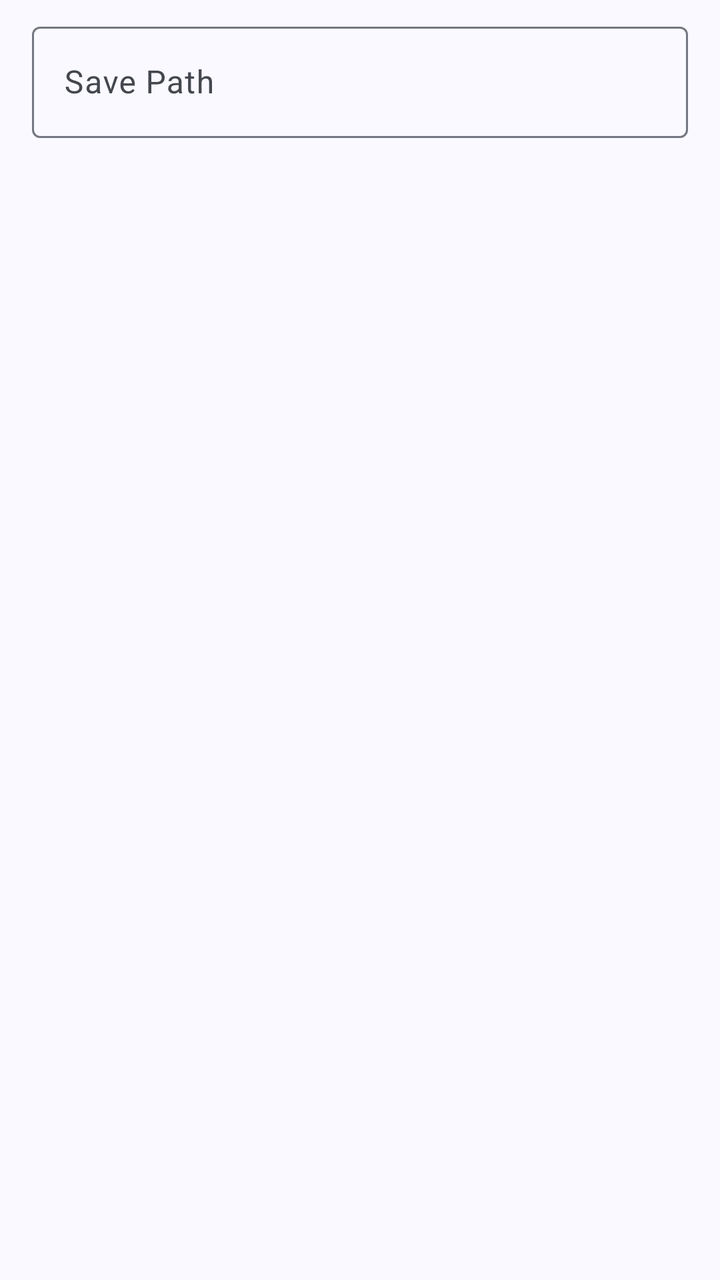
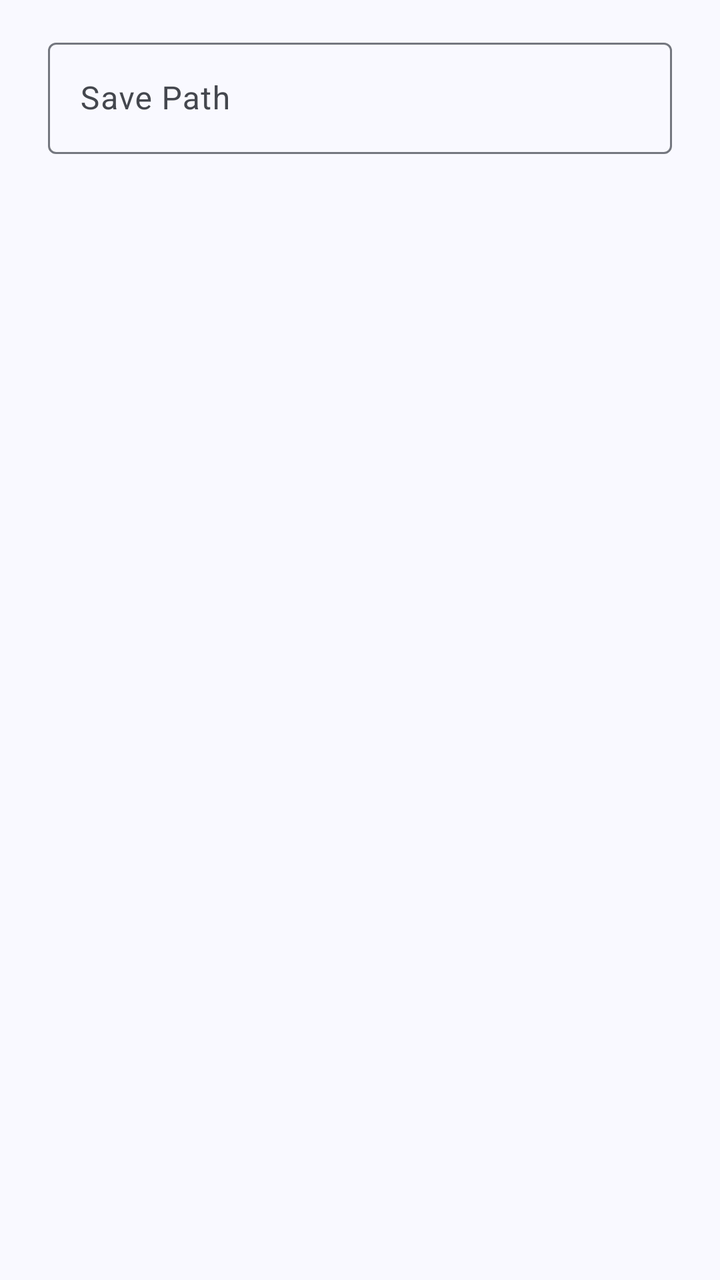

Compare the two renders of this Android layout. The source of the first and the diff that turns it into the second are given below.
<!-- AndroidManifest.xml: application theme AppTheme -->
<!-- res/layout/dialog_torrent_location.xml -->
<?xml version="1.0" encoding="utf-8"?>
<FrameLayout xmlns:android="http://schemas.android.com/apk/res/android"
    android:layout_width="match_parent"
    android:layout_height="wrap_content">

    <com.google.android.material.textfield.TextInputLayout
        android:id="@+id/input_layout_location"
        style="@style/Widget.Material3.TextInputLayout.OutlinedBox"
        android:layout_width="match_parent"
        android:layout_height="wrap_content"
        android:layout_marginHorizontal="16dp"
        android:layout_marginTop="8dp">

        <com.google.android.material.textfield.TextInputEditText
            android:layout_width="match_parent"
            android:layout_height="wrap_content"
            android:hint="@string/torrent_list_set_location_hint"
            android:inputType="text" />

    </com.google.android.material.textfield.TextInputLayout>

</FrameLayout>
<!-- resources referenced by this layout -->
<resources>
  <string name="torrent_list_set_location_hint">Save Path</string>
  <color name="md_theme_primary">#415F91</color>
  <color name="md_theme_onPrimary">#FFFFFF</color>
  <color name="md_theme_primaryContainer">#D6E3FF</color>
  <color name="md_theme_onPrimaryContainer">#001B3E</color>
  <color name="md_theme_secondary">#565F71</color>
  <color name="md_theme_onSecondary">#FFFFFF</color>
  <color name="md_theme_secondaryContainer">#DAE2F9</color>
  <color name="md_theme_onSecondaryContainer">#131C2B</color>
  <color name="md_theme_tertiary">#705575</color>
  <color name="md_theme_onTertiary">#FFFFFF</color>
  <color name="md_theme_tertiaryContainer">#FAD8FD</color>
  <color name="md_theme_onTertiaryContainer">#28132E</color>
  <color name="md_theme_error">#BA1A1A</color>
  <color name="md_theme_onError">#FFFFFF</color>
  <color name="md_theme_errorContainer">#FFDAD6</color>
  <color name="md_theme_onErrorContainer">#410002</color>
  <color name="md_theme_background">#F9F9FF</color>
  <color name="md_theme_onBackground">#191C20</color>
  <color name="md_theme_surface">#F9F9FF</color>
  <color name="md_theme_onSurface">#191C20</color>
  <color name="md_theme_surfaceVariant">#E0E2EC</color>
  <color name="md_theme_onSurfaceVariant">#44474E</color>
  <color name="md_theme_outline">#74777F</color>
  <color name="md_theme_outlineVariant">#C4C6D0</color>
  <color name="md_theme_inverseSurface">#2E3036</color>
  <color name="md_theme_inverseOnSurface">#F0F0F7</color>
  <color name="md_theme_inversePrimary">#AAC7FF</color>
  <color name="md_theme_primaryFixed">#D6E3FF</color>
  <color name="md_theme_onPrimaryFixed">#001B3E</color>
  <color name="md_theme_primaryFixedDim">#AAC7FF</color>
  <color name="md_theme_onPrimaryFixedVariant">#284777</color>
  <color name="md_theme_secondaryFixed">#DAE2F9</color>
  <color name="md_theme_onSecondaryFixed">#131C2B</color>
  <color name="md_theme_secondaryFixedDim">#BEC6DC</color>
  <color name="md_theme_onSecondaryFixedVariant">#3E4759</color>
  <color name="md_theme_tertiaryFixed">#FAD8FD</color>
  <color name="md_theme_onTertiaryFixed">#28132E</color>
  <color name="md_theme_tertiaryFixedDim">#DDBCE0</color>
  <color name="md_theme_onTertiaryFixedVariant">#573E5C</color>
  <color name="md_theme_surfaceDim">#D9D9E0</color>
  <color name="md_theme_surfaceBright">#F9F9FF</color>
  <color name="md_theme_surfaceContainerLowest">#FFFFFF</color>
  <color name="md_theme_surfaceContainerLow">#F3F3FA</color>
  <color name="md_theme_surfaceContainer">#EDEDF4</color>
  <color name="md_theme_surfaceContainerHigh">#E7E8EE</color>
  <color name="md_theme_surfaceContainerHighest">#E2E2E9</color>
  <style name="AppTheme.SnackbarTextViewStyle" parent="Widget.Material3.Snackbar.TextView">
          <item name="android:maxLines">15</item>
      </style>
  <!-- unchanged entries left out for length: 1 -->
</resources>

<!-- the commit's change to res/layout/dialog_torrent_location.xml (unified diff, before → after) -->
@@ -8,8 +8,8 @@
         style="@style/Widget.Material3.TextInputLayout.OutlinedBox"
         android:layout_width="match_parent"
         android:layout_height="wrap_content"
-        android:layout_marginHorizontal="16dp"
-        android:layout_marginTop="8dp">
+        android:layout_marginHorizontal="24dp"
+        android:layout_marginTop="16dp">
 
         <com.google.android.material.textfield.TextInputEditText
             android:layout_width="match_parent"
